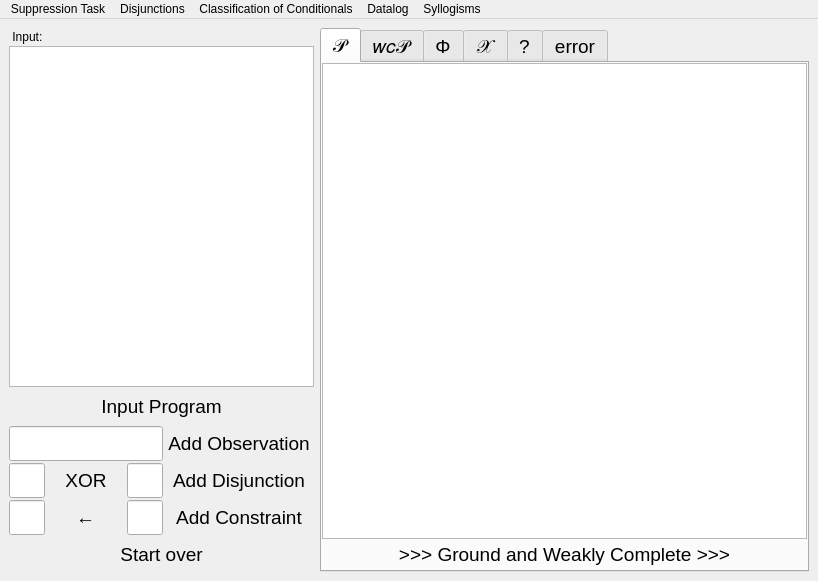
Above: ui/main.ui from theShirNick/WCS before the change. Below: the same form after it.
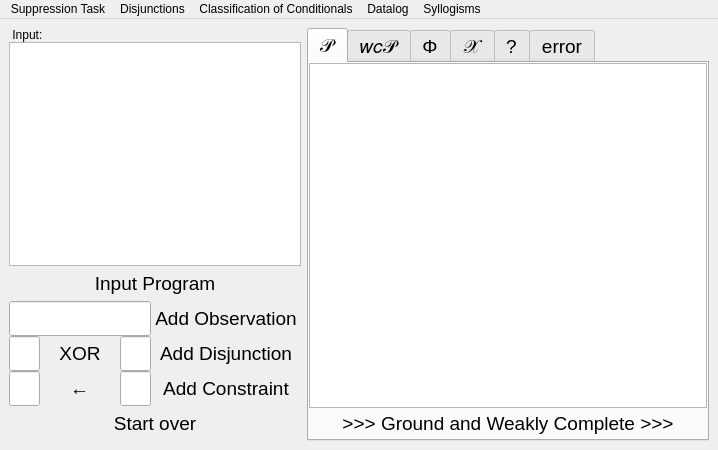
That is the form after the change.

What changed in the file:
```diff
--- a/ui/main.ui
+++ b/ui/main.ui
@@ -9,8 +9,8 @@
    <rect>
     <x>0</x>
     <y>0</y>
-    <width>818</width>
-    <height>581</height>
+    <width>718</width>
+    <height>450</height>
    </rect>
   </property>
   <property name="sizePolicy">
@@ -51,13 +51,10 @@
     <item>
      <layout class="QGridLayout" name="gridLayout">
       <property name="topMargin">
-       <number>2</number>
+       <number>0</number>
       </property>
-      <property name="horizontalSpacing">
-       <number>1</number>
-      </property>
-      <property name="verticalSpacing">
-       <number>2</number>
+      <property name="spacing">
+       <number>0</number>
       </property>
       <item row="4" column="0">
        <widget class="QLineEdit" name="disjunction_line_edit_left">
@@ -753,7 +750,7 @@
     <rect>
      <x>0</x>
      <y>0</y>
-     <width>818</width>
+     <width>718</width>
      <height>24</height>
     </rect>
    </property>
```
